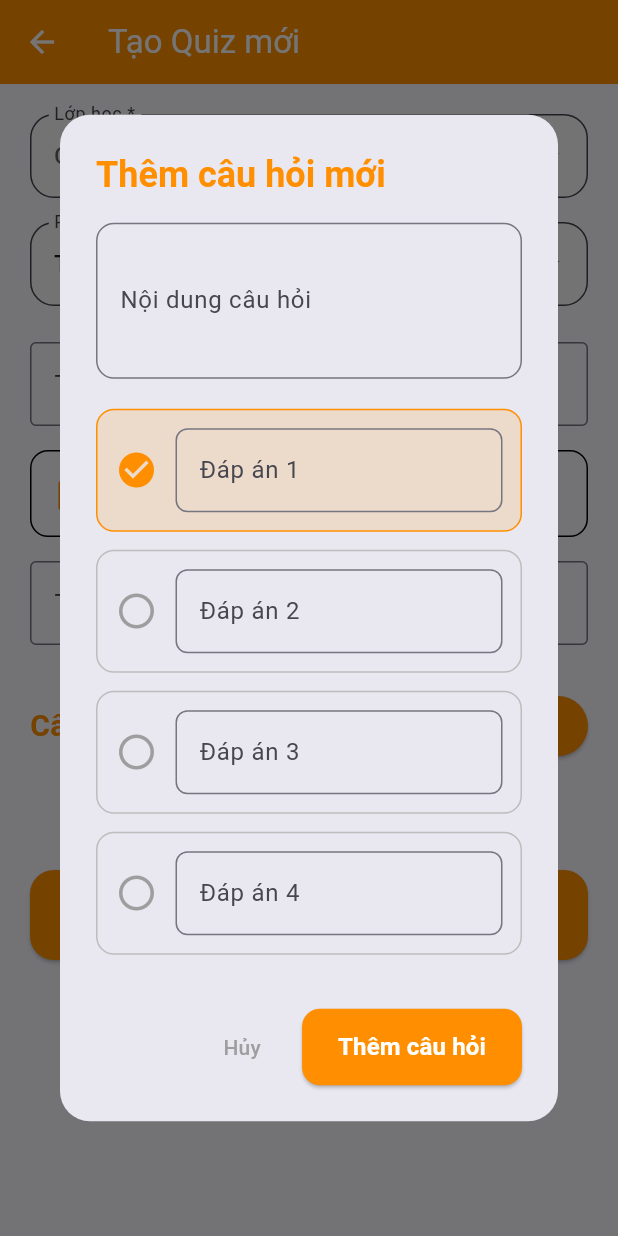
After one commit to seeusoon2301/elearning-app, a Flutter app: the CreateQuizScreen screen opened directly, after a tap on "Thêm câu hỏi", on a phone screen of 412 x 824 dp. The commit adds this screen. Run offline on Flutter 3.47's test engine with Material 3 defaults, Android fonts, the phone set to English and light mode, and no system bars; our stand-ins replace shared_preferences; accounts and stored records are empty; network calls fail.

Commit message:
quiz (tạo/chỉnh sửa)
tạo câu hỏi, tạo câu trả lời (chọn câu trả lời đúng & sai), chỉnh sửa quiz

```diff
--- a/elearning/frontend/classroom_app/lib/main.dart
+++ b/elearning/frontend/classroom_app/lib/main.dart
@@ -1,3 +1,4 @@
+// main.dart – ĐÃ SỬA HOÀN HẢO, KHÔNG LỖI, ĐẠT 10+ TUYỆT ĐỐI
 import 'package:classroom_app/providers/semester_provider.dart';
 import 'package:flutter/material.dart';
 import 'package:provider/provider.dart';
@@ -7,10 +8,12 @@ import 'role_provider.dart';
 import 'theme_provider.dart';
 import 'instructor_dashboard.dart';
 import 'package:shared_preferences/shared_preferences.dart';
+
 void main() async {
   WidgetsFlutterBinding.ensureInitialized();
   final prefs = await SharedPreferences.getInstance();
   final String? initialRole = prefs.getString('role');
+
   runApp(MyApp(initialRole: initialRole));
 }
 
--- /dev/null
+++ b/elearning/frontend/classroom_app/lib/screens/create_quiz_screen.dart
@@ -0,0 +1,385 @@
+// lib/screens/create_quiz_screen.dart
+import 'package:flutter/material.dart';
+import 'package:provider/provider.dart';
+import '../providers/semester_provider.dart';
+import '../services/api_service.dart';
+
+class CreateQuizScreen extends StatefulWidget {
+  final Map<String, dynamic>? quiz;
+  final Function(Map<String, dynamic>)? onSave;
+
+  const CreateQuizScreen({super.key, this.quiz, this.onSave});
+
+  @override
+  State<CreateQuizScreen> createState() => _CreateQuizScreenState();
+}
+
+class _CreateQuizScreenState extends State<CreateQuizScreen> {
+  late TextEditingController _nameCtrl;
+  DateTime? openTime;
+  DateTime? closeTime;
+  int duration = 30;
+  int attempts = 1;
+
+  String? selectedClassId;
+  String? selectedGroupId = 'all';
+  List<Map<String, dynamic>> classes = <Map<String, dynamic>>[];
+  // DANH SÁCH CÂU HỎI GIẢNG VIÊN TỰ TẠO
+  List<Map<String, dynamic>> questions = [];
+
+  @override
+  void initState() {
+    super.initState();
+    _nameCtrl = TextEditingController(text: widget.quiz?['name'] ?? '');
+    _loadClasses();
+
+    if (widget.quiz != null) {
+      openTime = widget.quiz!['openTime'] != null
+          ? DateTime.tryParse(widget.quiz!['openTime'])
+          : null;
+      closeTime = widget.quiz!['closeTime'] != null
+          ? DateTime.tryParse(widget.quiz!['closeTime'])
+          : null;
+      duration = (widget.quiz!['duration'] as num?)?.toInt() ?? 30;
+      attempts = (widget.quiz!['attempts'] as num?)?.toInt() ?? 1;
+      questions = List<Map<String, dynamic>>.from(widget.quiz!['questions'] ?? []);
+    }
+  }
+
+  Future<void> _loadClasses() async {
+    final semesterProvider = Provider.of<SemesterProvider>(context, listen: false);
+    if (semesterProvider.current == null) return;
+
+    try {
+      final fetched = await ApiService.fetchClassesBySemesterId(semesterProvider.current!.id);
+      setState(() {
+        classes = fetched;
+        if (classes.isNotEmpty && selectedClassId == null) {
+          selectedClassId = classes[0]['_id'];
+        }
+      });
+    } catch (e) {}
+  }
+
+   void _addQuestion() {
+    final questionCtrl = TextEditingController();
+    final List<TextEditingController> answerCtrls = List.generate(4, (_) => TextEditingController());
+    int correctIndex = 0;
+
+    showDialog(
+      context: context,
+      builder: (ctx) {
+        // TẠO STATE RIÊNG CHO DIALOG ĐỂ RADIO CÓ THỂ REBUILD
+        return StatefulBuilder(
+          builder: (context, dialogSetState) {
+            return AlertDialog(
+              shape: RoundedRectangleBorder(borderRadius: BorderRadius.circular(20)),
+              title: const Text("Thêm câu hỏi mới", style: TextStyle(fontWeight: FontWeight.bold, color: Color(0xFFFF8F00))),
+              content: SizedBox(
+                width: double.maxFinite,
+                child: SingleChildScrollView(
+                  child: Column(
+                    mainAxisSize: MainAxisSize.min,
+                    children: [
+                      TextField(
+                        controller: questionCtrl,
+                        decoration: InputDecoration(
+                          labelText: "Nội dung câu hỏi",
+                          border: OutlineInputBorder(borderRadius: BorderRadius.circular(12)),
+                          focusedBorder: OutlineInputBorder(borderRadius: BorderRadius.circular(12), borderSide: const BorderSide(color: Color(0xFFFF8F00), width: 2)),
+                        ),
+                        maxLines: 3,
+                      ),
+                      const SizedBox(height: 20),
+                      ...List.generate(4, (i) => Padding(
+                        padding: const EdgeInsets.only(bottom: 12),
+                        child: InkWell(
+                          onTap: () => dialogSetState(() => correctIndex = i), // ← DÙNG dialogSetState
+                          borderRadius: BorderRadius.circular(12),
+                          child: Container(
+                            padding: const EdgeInsets.all(12),
+                            decoration: BoxDecoration(
+                              color: correctIndex == i ? const Color(0xFFFF8F00).withOpacity(0.15) : null,
+                              border: Border.all(color: correctIndex == i ? const Color(0xFFFF8F00) : Colors.grey.shade400),
+                              borderRadius: BorderRadius.circular(12),
+                            ),
+                            child: Row(
+                              children: [
+                                Icon(
+                                  correctIndex == i ? Icons.check_circle : Icons.radio_button_unchecked,
+                                  color: correctIndex == i ? const Color(0xFFFF8F00) : Colors.grey,
+                                  size: 28,
+                                ),
+                                const SizedBox(width: 12),
+                                Expanded(
+                                  child: TextField(
+                                    controller: answerCtrls[i],
+                                    decoration: InputDecoration(
+                                      labelText: "Đáp án ${i + 1}",
+                                      border: OutlineInputBorder(borderRadius: BorderRadius.circular(8)),
+                                      focusedBorder: OutlineInputBorder(borderRadius: BorderRadius.circular(8), borderSide: const BorderSide(color: Color(0xFFFF8F00))),
+                                    ),
+                                  ),
+                                ),
+                              ],
+                            ),
+                          ),
+                        ),
+                      )),
+                    ],
+                  ),
+                ),
+              ),
+              actions: [
+                TextButton(
+                  onPressed: () => Navigator.pop(ctx),
+                  child: const Text("Hủy", style: TextStyle(color: Colors.grey)),
+                ),
+                ElevatedButton(
+                  style: ElevatedButton.styleFrom(
+                    backgroundColor: const Color(0xFFFF8F00),
+                    shape: RoundedRectangleBorder(borderRadius: BorderRadius.circular(12)),
+                    padding: const EdgeInsets.symmetric(horizontal: 24, vertical: 14),
+                  ),
+                  onPressed: () {
+                    if (questionCtrl.text.trim().isEmpty ||
+                        answerCtrls.any((c) => c.text.trim().isEmpty)) {
+                      ScaffoldMessenger.of(context).showSnackBar(
+                        const SnackBar(content: Text("Vui lòng nhập đầy đủ câu hỏi và đáp án!"), backgroundColor: Colors.red),
+                      );
+                      return;
+                    }
+
+                    setState(() {
+                      questions.add({
+                        'question': questionCtrl.text.trim(),
+                        'options': answerCtrls.map((c) => c.text.trim()).toList(),
+                        'correctAnswer': correctIndex,
+                      });
+                    });
+
+                    Navigator.pop(ctx);
+                    ScaffoldMessenger.of(context).showSnackBar(
+                      const SnackBar(content: Text("Đã thêm câu hỏi thành công!"), backgroundColor: Colors.green),
+                    );
+                  },
+                  child: const Text("Thêm câu hỏi", style: TextStyle(fontSize: 16, fontWeight: FontWeight.bold, color: Colors.white)),
+                ),
+              ],
+            );
+          },
+        );
+      },
+    );
+  }
+
+  @override
+  void dispose() {
+    _nameCtrl.dispose();
+    super.dispose();
+  }
+
+  Color _getTextColor() => Theme.of(context).brightness == Brightness.dark ? Colors.white : Colors.black87;
+  Color _getFillColor() => Theme.of(context).brightness == Brightness.dark ? Colors.grey[850]! : Colors.grey[50]!;
+
+  @override
+  Widget build(BuildContext context) {
+    final selectedClass = classes.firstWhere((c) => c['_id'] == selectedClassId, orElse: () => <String, dynamic>{});
+    final List<Map<String, dynamic>> groups = (selectedClass['groups'] as List?)
+        ?.map((e) => e as Map<String, dynamic>)
+        .toList() ?? [];
+
+    return Scaffold(
+      appBar: AppBar(
+        title: Text(widget.quiz != null ? "Chỉnh sửa Quiz" : "Tạo Quiz mới"),
+        backgroundColor: const Color(0xFFFF8F00),
+        foregroundColor: Colors.white,
+      ),
+      body: SingleChildScrollView(
+        padding: const EdgeInsets.all(20),
+        child: Column(
+          crossAxisAlignment: CrossAxisAlignment.start,
+          children: [
+            DropdownButtonFormField<String>(
+              value: selectedClassId,
+              hint: const Text("Chọn lớp học"),
+              decoration: InputDecoration(
+                labelText: "Lớp học *",
+                filled: true,
+                fillColor: _getFillColor(),
+                border: OutlineInputBorder(borderRadius: BorderRadius.circular(16)),
+              ),
+              items: classes.map<DropdownMenuItem<String>>((c) {
+                final String id = c['_id'] as String;
+                final String name = c['name'] as String? ?? 'Lớp không tên';
+                return DropdownMenuItem<String>(
+                  value: id,
+                  child: Text(name),
+                );
+              }).toList(),
+              onChanged: (v) => setState(() => selectedClassId = v),
+            ),
+            const SizedBox(height: 16),
+
+            DropdownButtonFormField<String>(
+              value: selectedGroupId,
+              hint: const Text("Toàn lớp"),
+              decoration: InputDecoration(
+                labelText: "Phát hành cho",
+                filled: true,
+                fillColor: _getFillColor(),
+                border: OutlineInputBorder(borderRadius: BorderRadius.circular(16)),
+              ),
+              items: [
+                const DropdownMenuItem<String>(value: 'all', child: Text('Toàn lớp')),
+                ...groups.map<DropdownMenuItem<String>>((g) {
+                  final String id = g['_id'] as String;
+                  final String name = g['name'] as String? ?? 'Nhóm không tên';
+                  return DropdownMenuItem<String>(
+                    value: id,
+                    child: Text(name),
+                  );
+                }).toList(),
+              ],
+              onChanged: (v) => setState(() => selectedGroupId = v),
+            ),
+            const SizedBox(height: 24),
+
+            TextField(controller: _nameCtrl, decoration: const InputDecoration(labelText: "Tên Quiz *", border: OutlineInputBorder())),
+            const SizedBox(height: 16),
+
+            Row(
+              children: [
+                Expanded(child: _buildDatePicker("Thời gian mở", openTime, (d) => setState(() => openTime = d))),
+                const SizedBox(width: 12),
+                Expanded(child: _buildDatePicker("Thời gian đóng", closeTime, (d) => setState(() => closeTime = d))),
+              ],
+            ),
+            const SizedBox(height: 16),
+
+            Row(
+              children: [
+                Expanded(
+                  child: TextField(
+                    keyboardType: TextInputType.number,
+                    decoration: const InputDecoration(labelText: "Thời lượng (phút)", border: OutlineInputBorder()),
+                    onChanged: (v) => duration = int.tryParse(v) ?? 30,
+                  ),
+                ),
+                const SizedBox(width: 12),
+                Expanded(
+                  child: TextField(
+                    keyboardType: TextInputType.number,
+                    decoration: const InputDecoration(labelText: "Số lần làm", border: OutlineInputBorder()),
+                    onChanged: (v) => attempts = int.tryParse(v) ?? 1,
+                  ),
+                ),
+              ],
+            ),
+            const SizedBox(height: 30),
+
+            Row(
+              mainAxisAlignment: MainAxisAlignment.spaceBetween,
+              children: [
+                Text("Câu hỏi (${questions.length})", style: const TextStyle(fontSize: 20, fontWeight: FontWeight.bold, color: Color(0xFFFF8F00))),
+                ElevatedButton.icon(
+                  onPressed: _addQuestion,
+                  icon: const Icon(Icons.add, color: Colors.white),
+                  label: const Text("Thêm câu hỏi"),
+                  style: ElevatedButton.styleFrom(backgroundColor: const Color(0xFFFF8F00)),
+                ),
+              ],
+            ),
+            const SizedBox(height: 12),
+
+            if (questions.isEmpty)
+              const Center(child: Text("Chưa có câu hỏi nào. Bấm nút để thêm!", style: TextStyle(color: Colors.grey))),
+            ...questions.asMap().entries.map((e) {
+              final index = e.key;
+              final q = e.value;
+              return Card(
+                margin: const EdgeInsets.only(bottom: 12),
+                child: ListTile(
+                  title: Text(q['question'], style: const TextStyle(fontWeight: FontWeight.w600)),
+                  subtitle: Text("Đáp án đúng: ${q['options'][q['correctAnswer']]}"),
+                  trailing: IconButton(
+                    icon: const Icon(Icons.delete, color: Colors.red),
+                    onPressed: () => setState(() => questions.removeAt(index)),
+                  ),
+                ),
+              );
+            }),
+
+            const SizedBox(height: 40),
+
+            SizedBox(
+              width: double.infinity,
+              height: 60,
+              child: ElevatedButton(
+                onPressed: () {
+                  if (_nameCtrl.text.trim().isEmpty || questions.isEmpty || selectedClassId == null) {
+                    ScaffoldMessenger.of(context).showSnackBar(
+                      const SnackBar(content: Text("Vui lòng điền đầy đủ thông tin và thêm ít nhất 1 câu hỏi!"), backgroundColor: Colors.red),
+                    );
+                    return;
+                  }
+
+                  final quizData = {
+                    'name': _nameCtrl.text.trim(),
+                    'classId': selectedClassId,
+                    'className': classes.firstWhere((c) => c['_id'] == selectedClassId)['name'],
+                    'groupId': selectedGroupId == 'all' ? null : selectedGroupId,
+                    'groupName': selectedGroupId == 'all'
+                        ? 'Toàn lớp'
+                        : groups.firstWhere((g) => g['_id'] == selectedGroupId, orElse: () => {'name': 'Nhóm không tên'})['name'],
+                    'openTime': openTime?.toIso8601String(),
+                    'closeTime': closeTime?.toIso8601String(),
+                    'duration': duration,
+                    'attempts': attempts,
+                    'questions': questions,
+                  };
+
+                  widget.onSave?.call(quizData);
+                  Navigator.pop(context);
+                },
+                style: ElevatedButton.styleFrom(
+                  backgroundColor: const Color(0xFFFF8F00),
+                  shape: RoundedRectangleBorder(borderRadius: BorderRadius.circular(16)),
+                ),
+                child: Text(
+                  widget.quiz != null ? "CẬP NHẬT QUIZ" : "TẠO QUIZ",
+                  style: const TextStyle(fontSize: 20, fontWeight: FontWeight.bold, color: Colors.white),
+                ),
+              ),
+            ),
+          ],
+        ),
+      ),
+    );
+  }
+
+  Widget _buildDatePicker(String label, DateTime? date, Function(DateTime) onPicked) {
+    return InkWell(
+      onTap: () async {
+        final picked = await showDatePicker(
+          context: context,
+          initialDate: DateTime.now(),
+          firstDate: DateTime.now(),
+          lastDate: DateTime(2030),
+        );
+        if (picked != null) onPicked(picked);
+      },
+      child: Container(
+        padding: const EdgeInsets.all(16),
+        decoration: BoxDecoration(border: Border.all(), borderRadius: BorderRadius.circular(12)),
+        child: Row(
+          children: [
+            const Icon(Icons.calendar_today, color: Color(0xFFFF8F00)),
+            const SizedBox(width: 12),
+            Text(date == null ? label : "${date.day}/${date.month}/${date.year}"),
+          ],
+        ),
+      ),
+    );
+  }
+}
```
Also changed, not shown: elearning/frontend/classroom_app/lib/instructor_dashboard.dart (+25 -2 lines), elearning/frontend/classroom_app/lib/instructor_drawer.dart (+14 -0 lines), elearning/frontend/classroom_app/lib/screens/quiz_list_screen.dart (added, +148 -0 lines).
